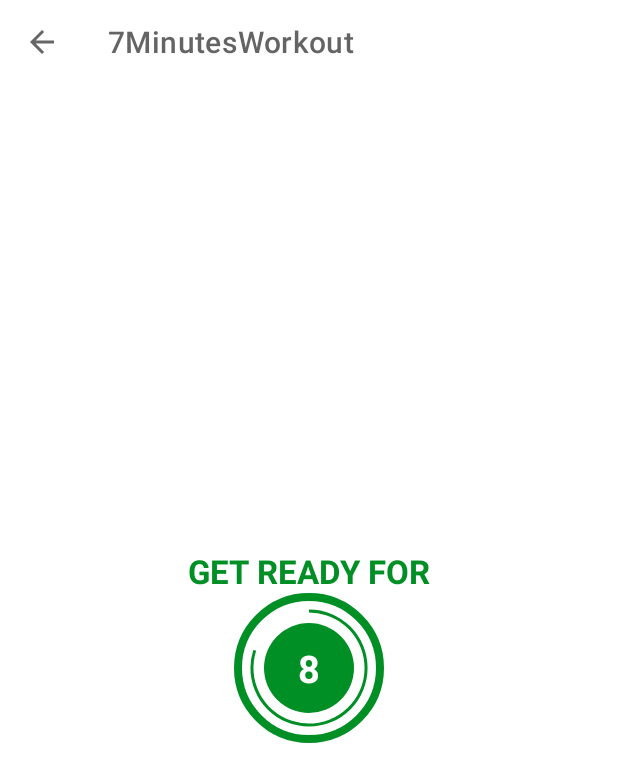
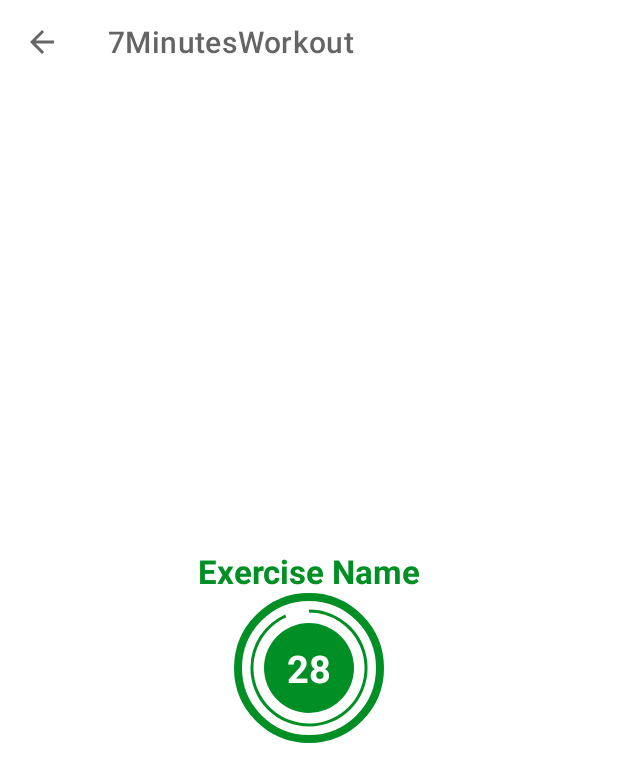
Before and after one commit to giangthao/7MinutesWorkout, an Android app: the ExerciseActivity screen opened directly, with no data from a screen before it, on a phone screen of 412 x 824 dp. Shown: the top 782 px of the screen. Run offline under Robolectric (Android 15) with nearby library versions, the phone set to English and light mode, and no system bars.

Commit message:
146 Adding the Exercise Timer

```diff
--- a/app/src/main/java/com/example/a7minutesworkout/ExerciseActivity.kt
+++ b/app/src/main/java/com/example/a7minutesworkout/ExerciseActivity.kt
@@ -3,6 +3,7 @@ package com.example.a7minutesworkout
 import androidx.appcompat.app.AppCompatActivity
 import android.os.Bundle
 import android.os.CountDownTimer
+import android.view.View
 import android.widget.Toast
 import com.example.a7minutesworkout.databinding.ActivityExerciseBinding
 
@@ -10,8 +11,12 @@ class ExerciseActivity : AppCompatActivity() {
 
     //Todo 1 Create 1 binding variable
     private var binding: ActivityExerciseBinding? = null
+
     private var restTimer: CountDownTimer? =null
     private var restProgress = 0
+
+    private var exerciseTimer: CountDownTimer? =null
+    private var exerciseProgress = 0
 
 
     override fun onCreate(savedInstanceState: Bundle?) {
@@ -28,7 +33,9 @@ class ExerciseActivity : AppCompatActivity() {
         binding?.toolbarExcise?.setNavigationOnClickListener {
             onBackPressed()
         }
+        binding?.flProgressBar?.visibility = View.GONE
         setupRestView()
+        setupExerciseView()
     }
     private fun setupRestView(){
         if(restTimer !=null){
@@ -36,6 +43,16 @@ class ExerciseActivity : AppCompatActivity() {
             restProgress =0
         }
         setRestProgressBar()
+    }
+    private fun setupExerciseView(){
+        binding?.flProgressBar?.visibility = View.INVISIBLE
+        binding?.tvTitle?.text = "Exercise Name"
+        binding?.flExerciseView?.visibility = View.VISIBLE
+        if(exerciseTimer !=null){
+            exerciseTimer?.cancel()
+            exerciseProgress = 0
+        }
+        setExerciseProgressBar()
     }
     private fun setRestProgressBar() {
         binding?.progressBar?.progress = restProgress
@@ -53,6 +70,24 @@ class ExerciseActivity : AppCompatActivity() {
                     "Here now we will start the exercise.",
                     Toast.LENGTH_LONG
                 ).show()
+                binding?.tvTitle?.text ="Exercise Name"
+
+            }
+
+        }.start()
+    }
+    private fun setExerciseProgressBar() {
+        binding?.progressBarExercise?.progress = exerciseProgress
+
+        exerciseTimer = object : CountDownTimer(30000, 1000) {
+            override fun onTick(millisUntilFinished: Long) {
+                exerciseProgress++
+                binding?.progressBarExercise?.progress = 30 - exerciseProgress
+                binding?.tvTimerExercise?.text = (30 - exerciseProgress).toString()
+            }
+
+            override fun onFinish() {
+                setRestProgressBar()
 
             }
 
@@ -65,6 +100,10 @@ class ExerciseActivity : AppCompatActivity() {
             restTimer?.cancel()
             restProgress =0
         }
+        if(exerciseTimer !=null){
+            exerciseTimer?.cancel()
+            exerciseProgress =0
+        }
         binding = null
     }
 
--- a/app/src/main/res/layout/activity_exercise.xml
+++ b/app/src/main/res/layout/activity_exercise.xml
@@ -68,4 +68,48 @@
         </LinearLayout>
 
     </FrameLayout>
+    <FrameLayout
+        android:id="@+id/flExerciseView"
+        android:layout_width="100dp"
+        android:layout_height="100dp"
+        android:layout_marginTop="10dp"
+        android:visibility="gone"
+        tools:visibility="visible"
+        android:background="@drawable/item_color_accent_border_ripple_background"
+
+        app:layout_constraintBottom_toBottomOf="parent"
+        app:layout_constraintEnd_toEndOf="parent"
+        app:layout_constraintStart_toStartOf="parent"
+        app:layout_constraintTop_toBottomOf="@id/toolbarExcise">
+
+        <ProgressBar
+            android:id="@+id/progressBarExercise"
+            style="?android:attr/progressBarStyleHorizontal"
+            android:layout_width="100dp"
+            android:layout_height="100dp"
+            android:layout_gravity="center"
+            android:background="@drawable/circular_progress_bar"
+            android:indeterminate="false"
+            android:max="30"
+            android:progress="300"
+            android:progressDrawable="@drawable/circular_progress_bar"
+            android:rotation="-90" />
+        <LinearLayout
+            android:layout_width="60dp"
+            android:layout_height="60dp"
+            android:layout_gravity="center"
+            android:background="@drawable/item_circular_color_accent_background"
+            android:gravity="center">
+            <TextView
+                android:id="@+id/tvTimerExercise"
+                android:layout_width="wrap_content"
+                android:layout_height="wrap_content"
+                android:textColor="#FFFFFF"
+                android:textSize="25sp"
+                android:textStyle="bold"
+                tools:text="30"/>
+
+        </LinearLayout>
+
+    </FrameLayout>
 </androidx.constraintlayout.widget.ConstraintLayout>
```
